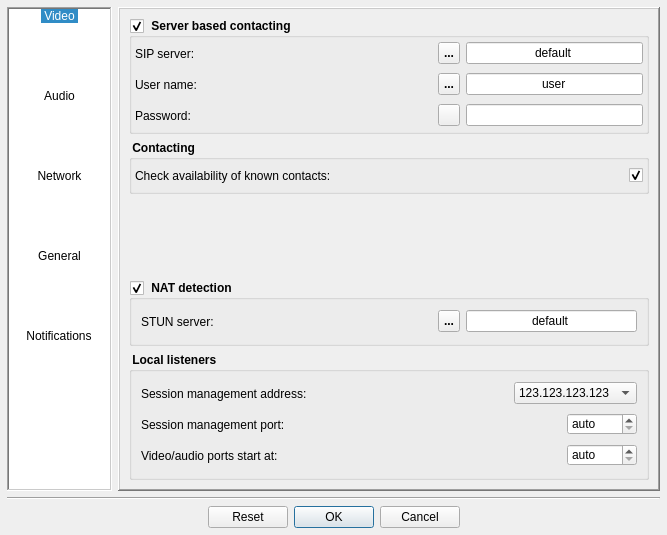
Above: Homer/forms/Dialogs/ConfigurationDialog.ui from Homer-Conferencing/Homer-Conferencing before the change. Below: the same form after it.
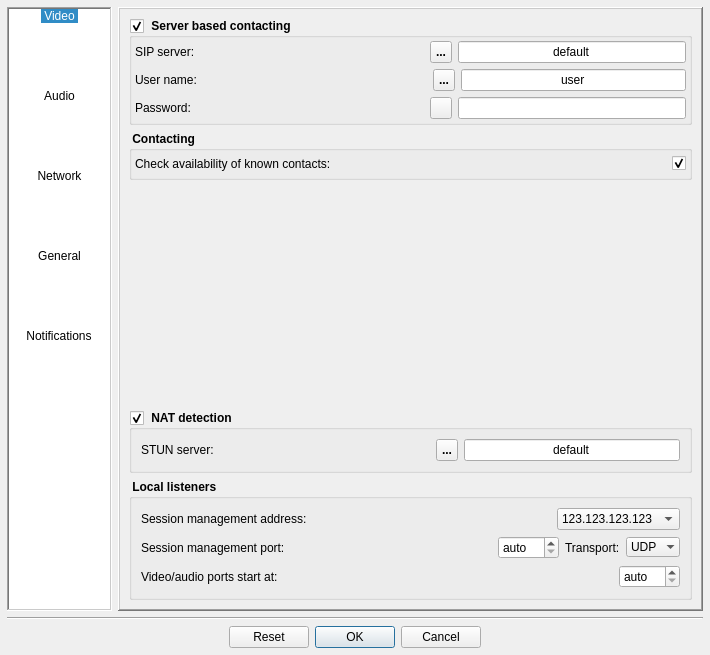
That is the form after the change. The open tabs and pages were chosen to show the change. Icons and pictures are not drawn.

Commit message: - set GUI font sizes depending on system settings

What changed in the file:
```diff
--- a/Homer/forms/Dialogs/ConfigurationDialog.ui
+++ b/Homer/forms/Dialogs/ConfigurationDialog.ui
@@ -6,8 +6,8 @@
    <rect>
     <x>0</x>
     <y>0</y>
-    <width>667</width>
-    <height>535</height>
+    <width>710</width>
+    <height>655</height>
    </rect>
   </property>
   <property name="windowTitle">
@@ -1773,21 +1773,8 @@
              <layout class="QHBoxLayout" name="horizontalLayout_12">
               <item>
                <widget class="QLabel" name="mLbSipServer">
-                <property name="minimumSize">
-                 <size>
-                  <width>120</width>
-                  <height>25</height>
-                 </size>
-                </property>
-                <property name="maximumSize">
-                 <size>
-                  <width>120</width>
-                  <height>25</height>
-                 </size>
-                </property>
                 <property name="font">
                  <font>
-                  <pointsize>9</pointsize>
                   <weight>50</weight>
                   <bold>false</bold>
                  </font>
@@ -1838,21 +1825,8 @@
               </item>
               <item>
                <widget class="QLineEdit" name="mLeSipServer">
-                <property name="minimumSize">
-                 <size>
-                  <width>170</width>
-                  <height>22</height>
-                 </size>
-                </property>
-                <property name="maximumSize">
-                 <size>
-                  <width>16777215</width>
-                  <height>16777215</height>
-                 </size>
-                </property>
                 <property name="font">
                  <font>
-                  <pointsize>9</pointsize>
                   <weight>50</weight>
                   <bold>false</bold>
                  </font>
@@ -1874,21 +1848,8 @@
              <layout class="QHBoxLayout" name="horizontalLayout_13">
               <item>
                <widget class="QLabel" name="mLbSipUserName">
-                <property name="minimumSize">
-                 <size>
-                  <width>120</width>
-                  <height>25</height>
-                 </size>
-                </property>
-                <property name="maximumSize">
-                 <size>
-                  <width>120</width>
-                  <height>25</height>
-                 </size>
-                </property>
                 <property name="font">
                  <font>
-                  <pointsize>9</pointsize>
                   <weight>50</weight>
                   <bold>false</bold>
                  </font>
@@ -1939,21 +1900,8 @@
               </item>
               <item>
                <widget class="QLineEdit" name="mLeSipUserName">
-                <property name="minimumSize">
-                 <size>
-                  <width>170</width>
-                  <height>22</height>
-                 </size>
-                </property>
-                <property name="maximumSize">
-                 <size>
-                  <width>16777215</width>
-                  <height>16777215</height>
-                 </size>
-                </property>
                 <property name="font">
                  <font>
-                  <pointsize>9</pointsize>
                   <weight>50</weight>
                   <bold>false</bold>
                  </font>
@@ -1975,21 +1923,8 @@
              <layout class="QHBoxLayout" name="horizontalLayout_18" stretch="0,0,0,0">
               <item>
                <widget class="QLabel" name="mLbSipPassword">
-                <property name="minimumSize">
-                 <size>
-                  <width>120</width>
-                  <height>25</height>
-                 </size>
-                </property>
-                <property name="maximumSize">
-                 <size>
-                  <width>120</width>
-                  <height>25</height>
-                 </size>
-                </property>
                 <property name="font">
                  <font>
-                  <pointsize>9</pointsize>
                   <weight>50</weight>
                   <bold>false</bold>
                  </font>
@@ -2049,21 +1984,8 @@
               </item>
               <item>
                <widget class="QLineEdit" name="mLeSipPassword">
-                <property name="minimumSize">
-                 <size>
-                  <width>170</width>
-                  <height>22</height>
-                 </size>
-                </property>
-                <property name="maximumSize">
-                 <size>
-                  <width>16777215</width>
-                  <height>16777215</height>
-                 </size>
-                </property>
                 <property name="font">
                  <font>
-                  <pointsize>9</pointsize>
                   <weight>50</weight>
                   <bold>false</bold>
                  </font>
@@ -2106,21 +2028,8 @@
              <layout class="QHBoxLayout" name="horizontalLayout_26">
               <item>
                <widget class="QLabel" name="mLbContactsProbing">
-                <property name="minimumSize">
-                 <size>
-                  <width>270</width>
-                  <height>25</height>
-                 </size>
-                </property>
-                <property name="maximumSize">
-                 <size>
-                  <width>270</width>
-                  <height>25</height>
-                 </size>
-                </property>
                 <property name="font">
                  <font>
-                  <pointsize>9</pointsize>
                   <weight>50</weight>
                   <bold>false</bold>
                  </font>
@@ -2196,21 +2105,8 @@
              <layout class="QHBoxLayout" name="horizontalLayout_29">
               <item>
                <widget class="QLabel" name="mLbStunServer">
-                <property name="minimumSize">
-                 <size>
-                  <width>120</width>
-                  <height>25</height>
-                 </size>
-                </property>
-                <property name="maximumSize">
-                 <size>
-                  <width>120</width>
-                  <height>25</height>
-                 </size>
-                </property>
                 <property name="font">
                  <font>
-                  <pointsize>9</pointsize>
                   <weight>50</weight>
                   <bold>false</bold>
                  </font>
@@ -2261,21 +2157,8 @@
               </item>
               <item>
                <widget class="QLineEdit" name="mLeStunServer">
-                <property name="minimumSize">
-                 <size>
-                  <width>170</width>
-                  <height>22</height>
-                 </size>
-                </property>
-                <property name="maximumSize">
-                 <size>
-                  <width>16777215</width>
-                  <height>16777215</height>
-                 </size>
-                </property>
                 <property name="font">
                  <font>
-                  <pointsize>9</pointsize>
                   <weight>50</weight>
                   <bold>false</bold>
                  </font>
@@ -2324,21 +2207,8 @@
              <layout class="QHBoxLayout" name="horizontalLayout_22">
               <item>
                <widget class="QLabel" name="mLbLocalAdr">
-                <property name="minimumSize">
-                 <size>
-                  <width>230</width>
-                  <height>25</height>
-                 </size>
-                </property>
-                <property name="maximumSize">
-                 <size>
-                  <width>230</width>
-                  <height>25</height>
-                 </size>
-                </property>
                 <property name="font">
                  <font>
-                  <pointsize>9</pointsize>
                   <weight>50</weight>
                   <bold>false</bold>
                  </font>
@@ -2365,7 +2235,6 @@
                <widget class="QComboBox" name="mCbLocalAdr">
                 <property name="font">
                  <font>
-                  <pointsize>9</pointsize>
                   <weight>50</weight>
                   <bold>false</bold>
                  </font>
@@ -2386,21 +2255,8 @@
              <layout class="QHBoxLayout" name="horizontalLayout_19">
               <item>
                <widget class="QLabel" name="mLbSipPort">
-                <property name="minimumSize">
-                 <size>
-                  <width>270</width>
-                  <height>25</height>
-                 </size>
-                </property>
-                <property name="maximumSize">
-                 <size>
-                  <width>270</width>
-                  <height>25</height>
-                 </size>
-                </property>
                 <property name="font">
                  <font>
-                  <pointsize>9</pointsize>
                   <weight>50</weight>
                   <bold>false</bold>
                  </font>
@@ -2425,21 +2281,8 @@
               </item>
               <item>
                <widget class="QSpinBox" name="mSbSipStartPort">
-                <property name="minimumSize">
-                 <size>
-                  <width>70</width>
-                  <height>22</height>
-                 </size>
-                </property>
-                <property name="maximumSize">
-                 <size>
-                  <width>70</width>
-                  <height>22</height>
-                 </size>
-                </property>
                 <property name="font">
                  <font>
-                  <pointsize>9</pointsize>
                   <weight>50</weight>
                   <bold>false</bold>
                  </font>
@@ -2464,27 +2307,54 @@
                 </property>
                </widget>
               </item>
+              <item>
+               <widget class="QLabel" name="label_24">
+                <property name="font">
+                 <font>
+                  <pointsize>9</pointsize>
+                  <weight>50</weight>
+                  <bold>false</bold>
+                 </font>
+                </property>
+                <property name="text">
+                 <string>Transport:</string>
+                </property>
+               </widget>
+              </item>
+              <item>
+               <widget class="QComboBox" name="mCbSipTransport">
+                <property name="font">
+                 <font>
+                  <weight>50</weight>
+                  <bold>false</bold>
+                 </font>
+                </property>
+                <property name="sizeAdjustPolicy">
+                 <enum>QComboBox::AdjustToContentsOnFirstShow</enum>
+                </property>
+                <property name="frame">
+                 <bool>false</bool>
+                </property>
+                <item>
+                 <property name="text">
+                  <string>UDP</string>
+                 </property>
+                </item>
+                <item>
+                 <property name="text">
+                  <string>TCP</string>
+                 </property>
+                </item>
+               </widget>
+              </item>
              </layout>
             </item>
             <item>
              <layout class="QHBoxLayout" name="horizontalLayout_20">
               <item>
                <widget class="QLabel" name="mLbVideoAudioPort">
-                <property name="minimumSize">
-                 <size>
-                  <width>230</width>
-                  <height>25</height>
-                 </size>
-                </property>
-                <property name="maximumSize">
-                 <size>
-                  <width>230</width>
-                  <height>25</height>
-                 </size>
-                </property>
                 <property name="font">
                  <font>
-                  <pointsize>9</pointsize>
                   <weight>50</weight>
                   <bold>false</bold>
                  </font>
@@ -2509,21 +2379,8 @@
               </item>
               <item>
                <widget class="QSpinBox" name="mSbVideoAudioStartPort">
-                <property name="minimumSize">
-                 <size>
-                  <width>70</width>
-                  <height>22</height>
-                 </size>
-                </property>
-                <property name="maximumSize">
-                 <size>
-                  <width>70</width>
-                  <height>22</height>
-                 </size>
-                </property>
                 <property name="font">
                  <font>
-                  <pointsize>9</pointsize>
                   <weight>50</weight>
                   <bold>false</bold>
                  </font>
```
Left out of the diff: 121 changed lines with no effect on the pictures. The commit also changes 13 other files.
